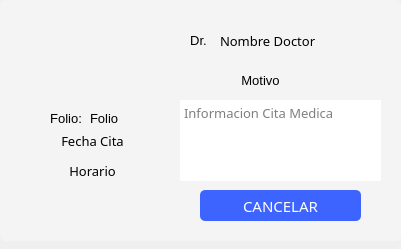
Before: the Qt Designer form hospital-Core/Widgets/Paciente/paciente_tarjeta_cita.ui in MrDanielG/Hospital-SCRUM, drawn with Qt 5.
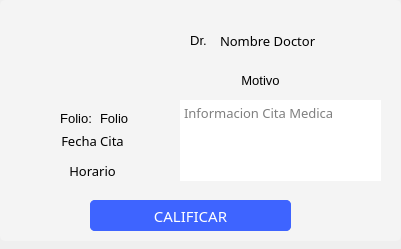
After: the same form once the commit is applied. Icons and pictures are not drawn.

What changed in the file:
```diff
--- a/hospital-Core/Widgets/Paciente/paciente_tarjeta_cita.ui
+++ b/hospital-Core/Widgets/Paciente/paciente_tarjeta_cita.ui
@@ -64,11 +64,9 @@
   <widget class="QPushButton" name="btn_gestionar">
    <property name="geometry">
     <rect>
-     <x>200</x>
-     <y>190</y>
-     <x>140</x>
+     <x>90</x>
      <y>200</y>
-     <width>161</width>
+     <width>201</width>
      <height>31</height>
     </rect>
    </property>
@@ -195,7 +193,7 @@
   <widget class="QLabel" name="label_folio">
    <property name="geometry">
     <rect>
-     <x>90</x>
+     <x>100</x>
      <y>110</y>
      <width>61</width>
      <height>16</height>
@@ -226,7 +224,7 @@
   <widget class="QLabel" name="label_4">
    <property name="geometry">
     <rect>
-     <x>50</x>
+     <x>60</x>
      <y>110</y>
      <width>32</width>
      <height>16</height>
@@ -353,9 +351,9 @@
   <widget class="QPushButton" name="btn_calificar">
    <property name="geometry">
     <rect>
-     <x>30</x>
-     <y>190</y>
-     <width>161</width>
+     <x>90</x>
+     <y>200</y>
+     <width>201</width>
      <height>31</height>
     </rect>
    </property>
@@ -407,6 +405,7 @@
   <zorder>label_3</zorder>
   <zorder>lbl_nombre_medico</zorder>
   <zorder>btn_gestionar</zorder>
+  <zorder>btn_calificar</zorder>
  </widget>
  <resources>
   <include location="../../resources.qrc"/>
```
